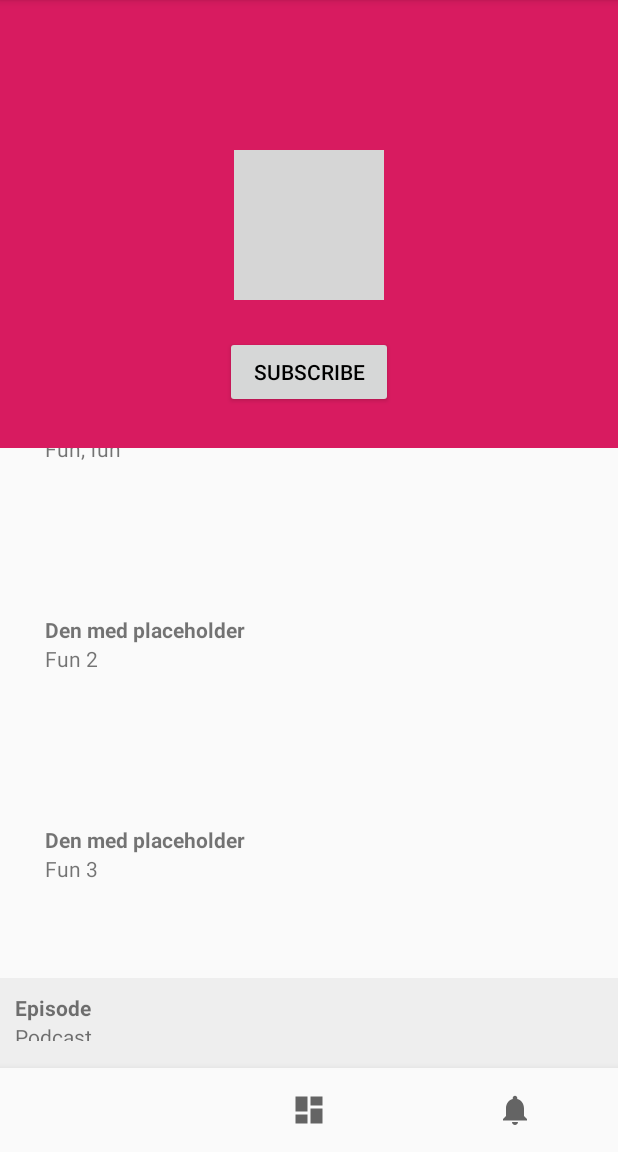
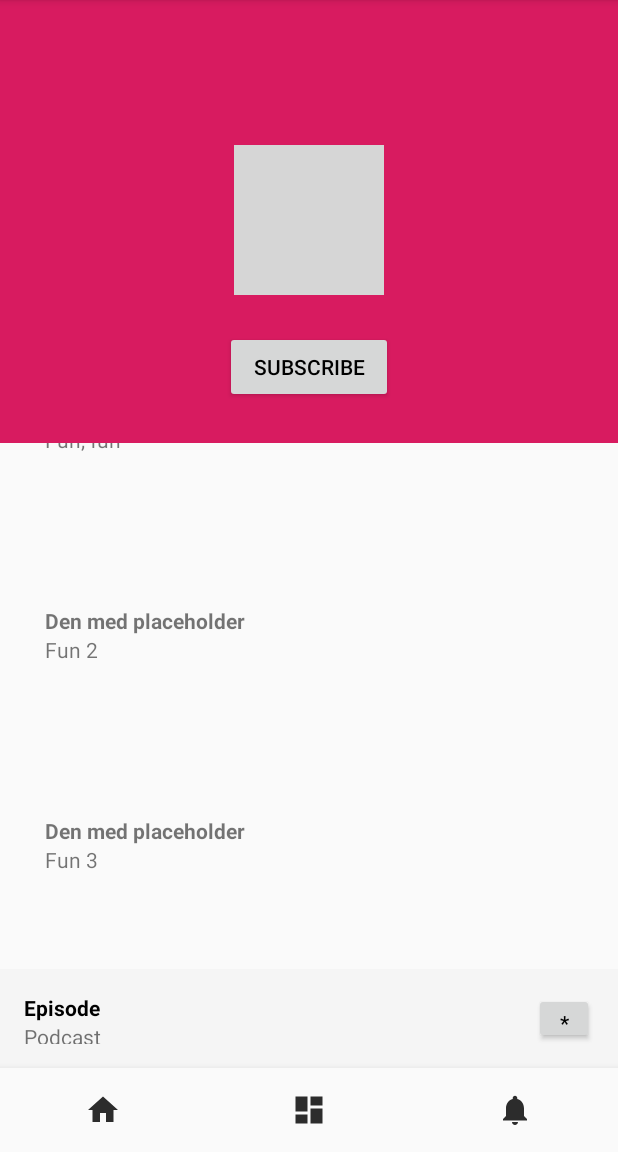
Before and after one commit to jahnsrud/podium-android, an Android app: the screen it shows after launch (MainActivity), after a tap on "99% Invisible", on a phone screen of 412 x 824 dp, the part 84-1236 px from its top. Run offline under Robolectric (Android 15) with nearby library versions, the light colour scheme and no system bars; our stand-ins replace Room's generated code; pictures from the network do not load; 1 statement that could not run was skipped; grey boxes are pictures that could not be loaded.

Commit message:
Styling improvements 🏄‍

```diff
--- a/app/src/main/java/no/jahnsrud/podium/PlaybackActivity.kt
+++ b/app/src/main/java/no/jahnsrud/podium/PlaybackActivity.kt
@@ -55,6 +55,12 @@
             currentPodcast = Podcast("", "", "", "")
         }
 
+        if (AudioPlayer.isPlaying) {
+            playPauseButton.text = "❙❙"
+        } else {
+            playPauseButton.text = "▶"
+        }
+
         if (AudioPlayer.currentEpisode != null) {
             currentEpisode = AudioPlayer.currentEpisode
         } else {
@@ -70,8 +76,8 @@
 
     fun updateProgress() {
 
+        timePlayedText.text = "${AudioPlayer.currentPosition/1000}"
         totalTimeText.text = "${AudioPlayer.duration/1000}"
-        timePlayedText.text = "${AudioPlayer.currentPosition/1000}"
 
 
     }
--- a/app/src/main/res/layout/activity_main.xml
+++ b/app/src/main/res/layout/activity_main.xml
@@ -42,29 +42,30 @@
     <LinearLayout
             android:orientation="horizontal"
             android:layout_width="match_parent"
-            android:layout_height="60dp" app:layout_constraintBottom_toTopOf="@+id/tabBar"
-            android:background="#EEEEEE" android:onClick="openPlayback" android:padding="10dp"
+            android:layout_height="66dp" app:layout_constraintBottom_toTopOf="@+id/tabBar"
+            android:background="#F5F5F5" android:onClick="openPlayback" android:padding="16dp"
             android:id="@+id/playbackBar">
         <LinearLayout
                 android:orientation="vertical"
                 android:layout_width="match_parent"
-                android:layout_height="match_parent" android:layout_marginBottom="8dp"
+                android:layout_height="wrap_content"
                 android:id="@+id/linearLayout"
                 android:background="#00A8A8A8" android:gravity="center_horizontal|center_vertical"
-        >
+                android:layout_weight="2">
             <TextView
                     android:text="Episode"
                     android:layout_width="match_parent"
-                    android:layout_height="wrap_content" android:id="@+id/textView" android:textStyle="bold"/>
+                    android:layout_height="wrap_content" android:id="@+id/textView" android:textStyle="bold"
+                    android:textColor="#000000"/>
             <TextView
                     android:text="Podcast"
                     android:layout_width="match_parent"
                     android:layout_height="wrap_content" android:id="@+id/textView2"/>
         </LinearLayout>
         <Button
-                android:text="PlayPause"
                 android:layout_width="40dp"
-                android:layout_height="wrap_content" android:id="@+id/button2"/>
+                android:layout_height="wrap_content" android:id="@+id/playPauseButton"
+                android:text="*"/>
     </LinearLayout>
     <com.google.android.material.bottomnavigation.BottomNavigationView
             android:id="@+id/tabBar"
@@ -74,6 +75,7 @@
             app:layout_constraintBottom_toBottomOf="parent"
             app:layout_constraintLeft_toLeftOf="parent"
             app:layout_constraintRight_toRightOf="parent"
-            app:menu="@menu/bottom_nav_menu" app:itemTextColor="#43000000" app:labelVisibilityMode="unlabeled"/>
+            app:menu="@menu/bottom_nav_menu" app:itemTextColor="#19000000" app:labelVisibilityMode="unlabeled"
+            app:itemIconTint="#2C2C2C"/>
 
 </androidx.constraintlayout.widget.ConstraintLayout>
--- a/app/src/main/res/layout/activity_playback.xml
+++ b/app/src/main/res/layout/activity_playback.xml
@@ -69,7 +69,6 @@
                 android:layout_marginTop="4dp"/>
     </LinearLayout>
     <Button
-            android:text="▶    /    ❙❙"
             android:layout_width="90dp"
             android:layout_height="90dp"
             android:id="@+id/playPauseButton"
```
